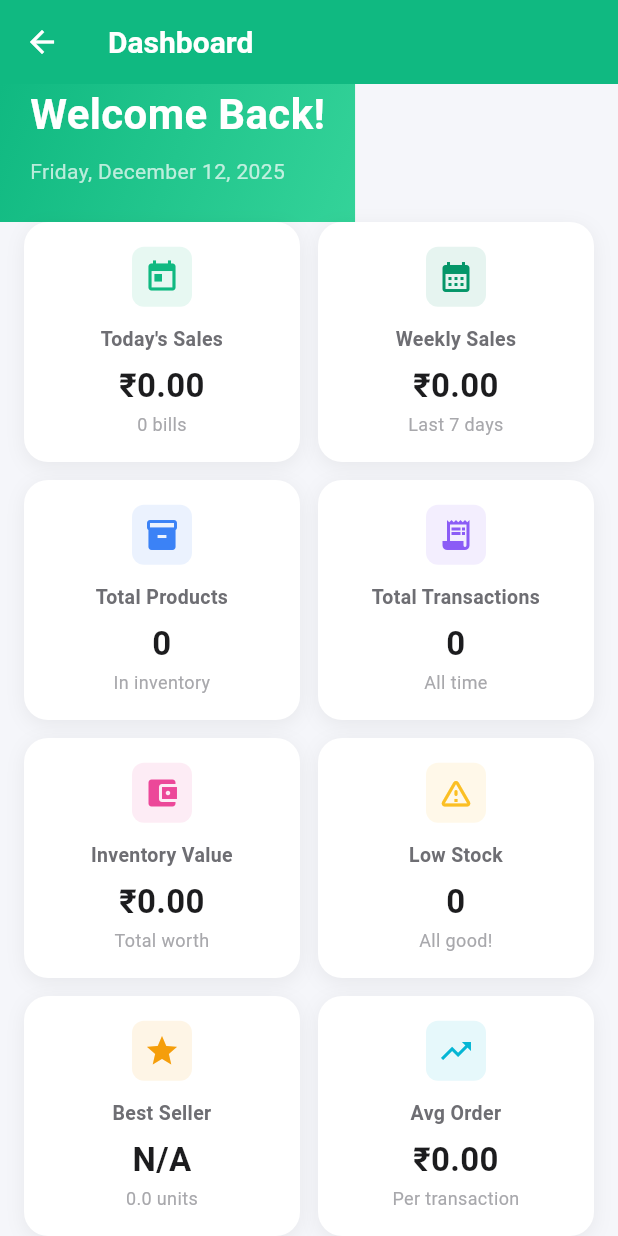
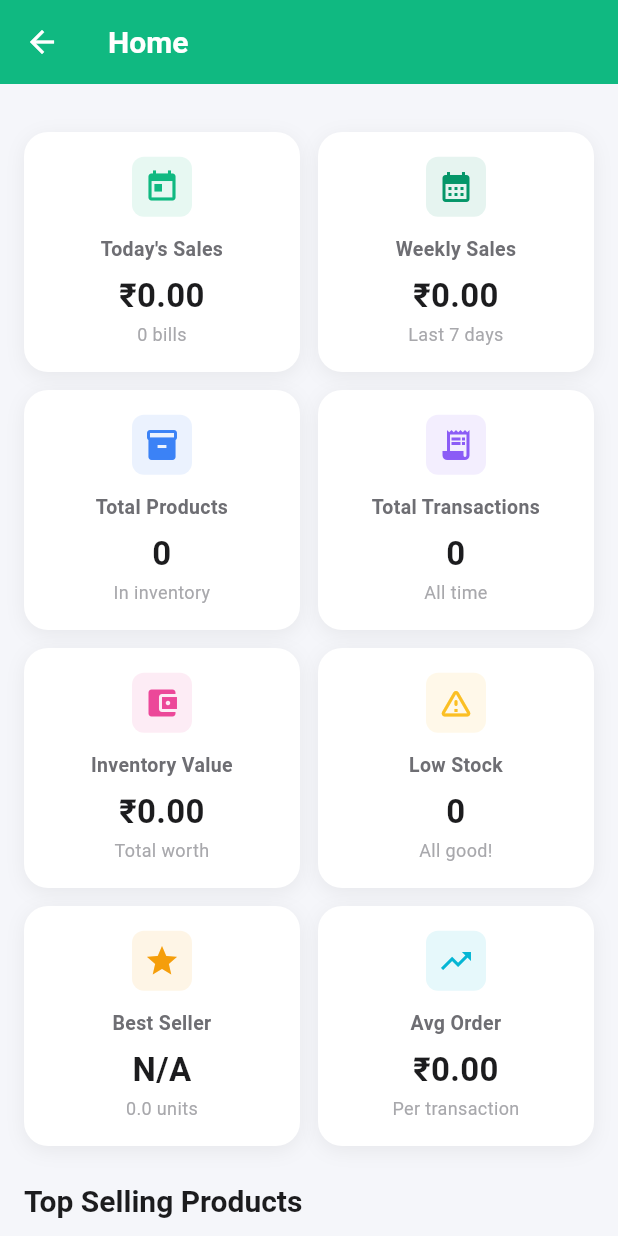
Before and after one commit to NEERAJKALKOOR/build-for-bharat, a Flutter app: the DashboardScreen screen opened directly, on a phone screen of 412 x 824 dp. Run offline on Flutter 3.47's test engine with Material 3 defaults, Android fonts, the phone set to English and light mode, and no system bars; our stand-ins replace file_picker, fl_chart, hive, hive_flutter, qr_flutter, share_plus; missing offline and left inert: mobile_scanner; accounts and stored records are empty.

```diff
--- a/lib/screens/dashboard_screen.dart
+++ b/lib/screens/dashboard_screen.dart
@@ -16,50 +16,23 @@ class DashboardScreen extends StatelessWidget {
 
     return Scaffold(
       appBar: AppBar(
-        title: const Text('Dashboard'),
+        title: const Text('Home'),
         elevation: 0,
       ),
       body: SingleChildScrollView(
         child: Column(
           crossAxisAlignment: CrossAxisAlignment.start,
           children: [
-            // Header with gradient
-            Container(
-              decoration: const BoxDecoration(
-                gradient: AppTheme.primaryGradient,
-              ),
-              padding: const EdgeInsets.fromLTRB(20, 0, 20, 24),
-              child: Column(
-                crossAxisAlignment: CrossAxisAlignment.start,
-                children: [
-                  const Text(
-                    'Welcome Back!',
-                    style: TextStyle(
-                      color: Colors.white,
-                      fontSize: 28,
-                      fontWeight: FontWeight.bold,
-                    ),
-                  ),
-                  const SizedBox(height: 8),
-                  Text(
-                    DateFormat('EEEE, MMMM d, yyyy').format(DateTime.now()),
-                    style: const TextStyle(
-                      color: Colors.white70,
-                      fontSize: 14,
-                    ),
-                  ),
-                ],
-              ),
-            ),
+            const SizedBox(height: 16),
 
             // Low Stock Alert Banner
             Consumer<InventoryProvider>(
               builder: (context, inventory, _) {
                 final lowStockCount = inventory.lowStockProducts.length;
-                if (lowStockCount == 0) return const SizedBox.shrink();
+                if (lowStockCount == 0) return const SizedBox(height: 16);
 
                 return Container(
-                  margin: const EdgeInsets.all(16),
+                  margin: const EdgeInsets.fromLTRB(16, 0, 16, 16),
                   padding: const EdgeInsets.all(16),
                   decoration: BoxDecoration(
                     color: AppTheme.errorColor.withOpacity(0.1),
```
Also changed, not shown: lib/screens/billing_screen.dart (+11 -26 lines).
